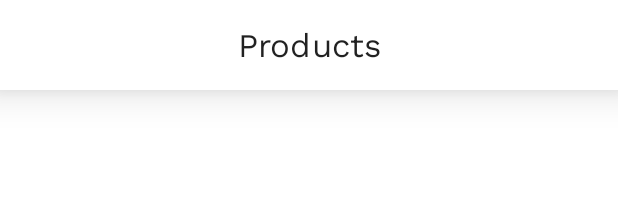
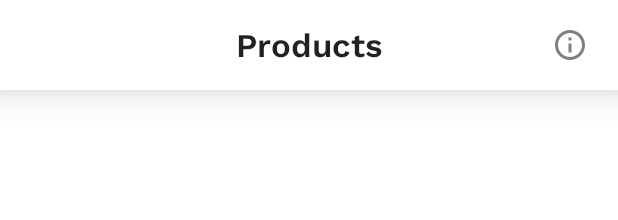
Before and after one commit to joshuakarlmadronio/SerinoTest, an Android app: the layout fragment_products_list.xml on its own in the app's theme, with its tools: preview values and no code run, on a phone screen of 412 x 824 dp. Shown: the top 220 px of the screen. Run offline under Robolectric (Android 15) with nearby library versions, the phone set to English and light mode, and no system bars.

Commit message:
Just some random GUI polish

```diff
--- /dev/null
+++ b/app/src/main/res/drawable/ic_outline_info_24.xml
@@ -0,0 +1,5 @@
+<vector android:height="24dp" android:tint="#000000"
+    android:viewportHeight="24" android:viewportWidth="24"
+    android:width="24dp" xmlns:android="http://schemas.android.com/apk/res/android">
+    <path android:fillColor="@android:color/white" android:pathData="M11,7h2v2h-2zM11,11h2v6h-2zM12,2C6.48,2 2,6.48 2,12s4.48,10 10,10 10,-4.48 10,-10S17.52,2 12,2zM12,20c-4.41,0 -8,-3.59 -8,-8s3.59,-8 8,-8 8,3.59 8,8 -3.59,8 -8,8z"/>
+</vector>
--- a/app/src/main/res/layout/fragment_products_list.xml
+++ b/app/src/main/res/layout/fragment_products_list.xml
@@ -15,18 +15,40 @@
         app:layout_constraintStart_toStartOf="parent"
         app:layout_constraintTop_toTopOf="parent" >
 
+        <androidx.constraintlayout.widget.ConstraintLayout
+            android:layout_width="match_parent"
+            android:layout_height="match_parent">
+
             <TextView
                 android:id="@+id/products_list_title"
                 android:layout_width="match_parent"
                 android:layout_height="match_parent"
-            android:fontFamily="@font/worksans"
+                android:fontFamily="@font/worksans_semibold"
                 android:gravity="center"
                 android:lines="1"
                 android:singleLine="true"
                 android:text="@string/products"
                 android:textAlignment="gravity"
                 android:textAppearance="@style/TextAppearance.AppCompat.Large"
-            app:layout_constraintStart_toStartOf="parent" />
+                app:layout_constraintBottom_toBottomOf="parent"
+                app:layout_constraintEnd_toEndOf="parent"
+                app:layout_constraintStart_toStartOf="parent"
+                app:layout_constraintTop_toTopOf="parent" />
+
+            <ImageButton
+                android:id="@+id/info"
+                android:layout_width="48dp"
+                android:layout_height="48dp"
+                android:layout_marginEnd="8dp"
+                android:alpha="0.5"
+                android:background="?attr/actionBarItemBackground"
+                android:contentDescription="@string/about_this_app"
+                app:layout_constraintBottom_toBottomOf="parent"
+                app:layout_constraintEnd_toEndOf="parent"
+                app:layout_constraintTop_toTopOf="parent"
+                app:srcCompat="@drawable/ic_outline_info_24" />
+        </androidx.constraintlayout.widget.ConstraintLayout>
+
     </com.google.android.material.card.MaterialCardView>
 
     <ProgressBar
--- a/app/src/main/res/mipmap-anydpi-v26/ic_launcher.xml
+++ b/app/src/main/res/mipmap-anydpi-v26/ic_launcher.xml
@@ -1,5 +1,5 @@
 <?xml version="1.0" encoding="utf-8"?>
 <adaptive-icon xmlns:android="http://schemas.android.com/apk/res/android">
-    <background android:drawable="@drawable/ic_launcher_background" />
-    <foreground android:drawable="@drawable/ic_launcher_foreground" />
+    <background android:drawable="@drawable/ic_serinotesticon_background_01" />
+    <foreground android:drawable="@drawable/ic_serinotesticon_foreground_01" />
 </adaptive-icon>
--- a/app/src/main/res/mipmap-anydpi-v26/ic_launcher_round.xml
+++ b/app/src/main/res/mipmap-anydpi-v26/ic_launcher_round.xml
@@ -1,5 +1,5 @@
 <?xml version="1.0" encoding="utf-8"?>
 <adaptive-icon xmlns:android="http://schemas.android.com/apk/res/android">
-    <background android:drawable="@drawable/ic_launcher_background" />
-    <foreground android:drawable="@drawable/ic_launcher_foreground" />
+    <background android:drawable="@drawable/ic_serinotesticon_background_01" />
+    <foreground android:drawable="@drawable/ic_serinotesticon_foreground_01" />
 </adaptive-icon>
--- a/app/src/main/res/values/strings.xml
+++ b/app/src/main/res/values/strings.xml
@@ -7,4 +7,7 @@
     <string name="last_page">Last page</string>
     <string name="pagination_label">%1$d to %2$d of %3$d</string>
     <string name="error_loading_products">Error loading products!</string>
+    <string name="about_this_app">About this app</string>
+    <string name="info_message">Made by Joshua T. Madronio for Serino360\'s Android Kotlin technical exam.</string>
+    <string name="ok">OK</string>
 </resources>
```
Also changed, not shown: app/src/main/java/com/joshuakarl/serinotest/ui/fragment/ProductsListFragment.kt (+13 -1 lines), app/src/main/res/drawable/ic_serinotesticon_background_01.xml (added, +9 -0 lines), app/src/main/res/drawable/ic_serinotesticon_foreground_01.xml (added, +12 -0 lines), app/src/main/res/values/themes.xml (+17 -0 lines), 3 other files. Lines whose indentation alone changed are shown as unchanged.
